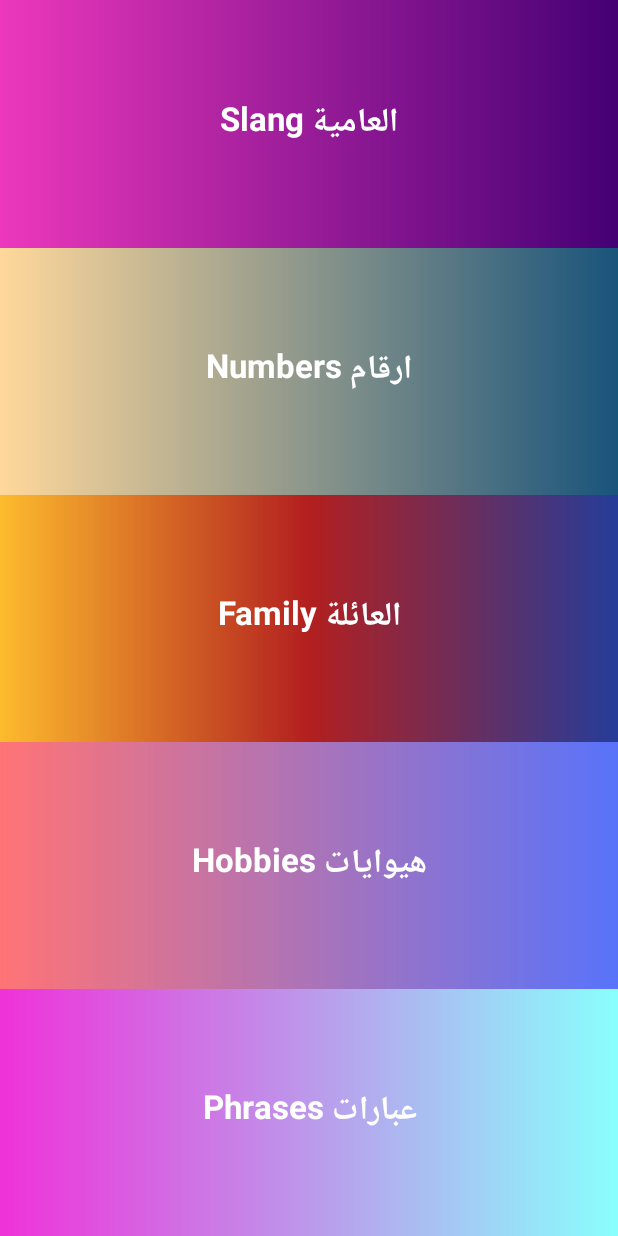
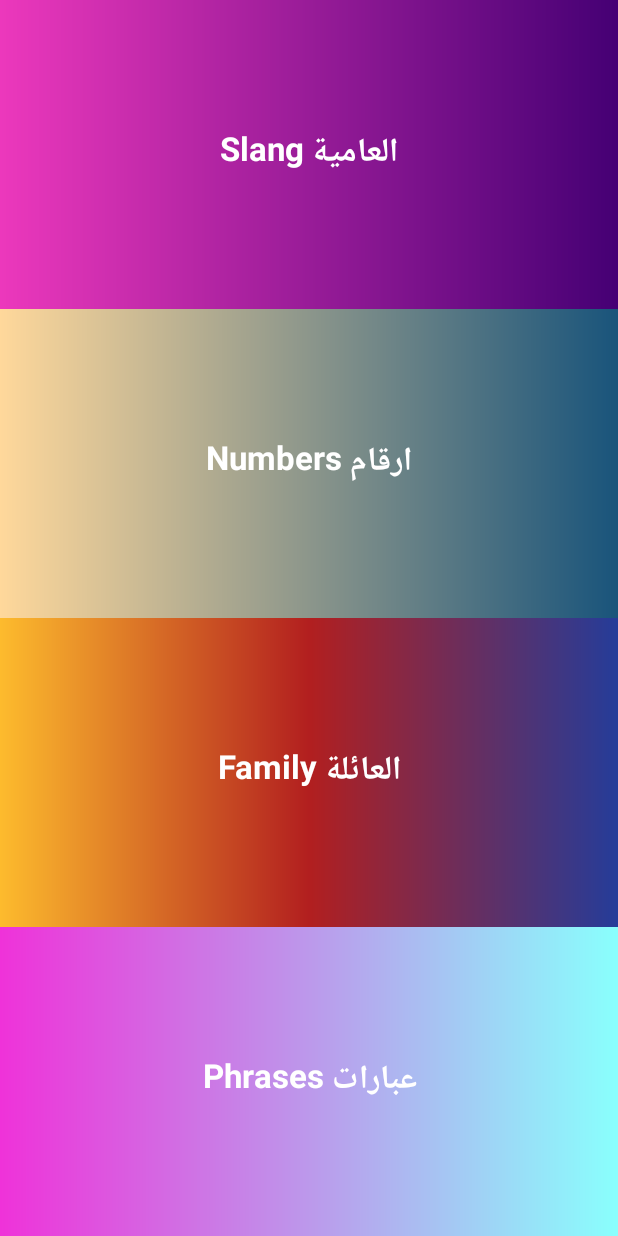
Before and after one commit to brilliant-ember/Arabic-Teaching-app, an Android app: the screen it shows after launch (MainActivity), on a phone screen of 412 x 824 dp. Run offline under Robolectric (Android 15) with nearby library versions, the phone set to English and light mode, and no system bars; 2 statements that could not run were skipped.

Commit message:
commented the hobbies activity from the main activity

```diff
--- a/app/src/main/res/layout/activity_main.xml
+++ b/app/src/main/res/layout/activity_main.xml
@@ -50,20 +50,20 @@
         android:textColor="#ffffff"
     />
 
-    <TextView
-        android:id="@+id/hobbies"
-        android:layout_width="match_parent"
-        android:layout_height="match_parent"
-        android:layout_weight="1"
-        android:background="@drawable/gradiant"
+    <!--<TextView-->
+        <!--android:id="@+id/hobbies"-->
+        <!--android:layout_width="match_parent"-->
+        <!--android:layout_height="match_parent"-->
+        <!--android:layout_weight="1"-->
+        <!--android:background="@drawable/gradiant"-->
 
-        android:lineSpacingExtra="0sp"
-        android:text="@string/Hobbies"
-        android:textAlignment="center"
-        android:textAppearance="@android:style/TextAppearance.Large"
-        android:textStyle="bold"
-        android:gravity="center"
-        android:textColor="#ffffff"/>
+        <!--android:lineSpacingExtra="0sp"-->
+        <!--android:text="@string/Hobbies"-->
+        <!--android:textAlignment="center"-->
+        <!--android:textAppearance="@android:style/TextAppearance.Large"-->
+        <!--android:textStyle="bold"-->
+        <!--android:gravity="center"-->
+        <!--android:textColor="#ffffff"/>-->
 
     <TextView
         android:id="@+id/phrases"
```
